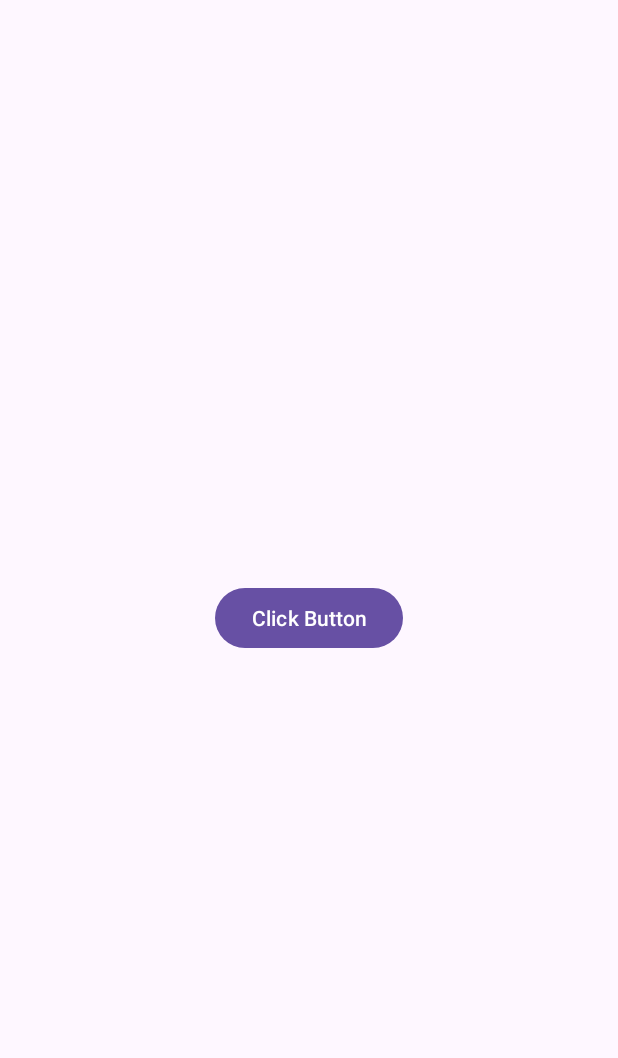
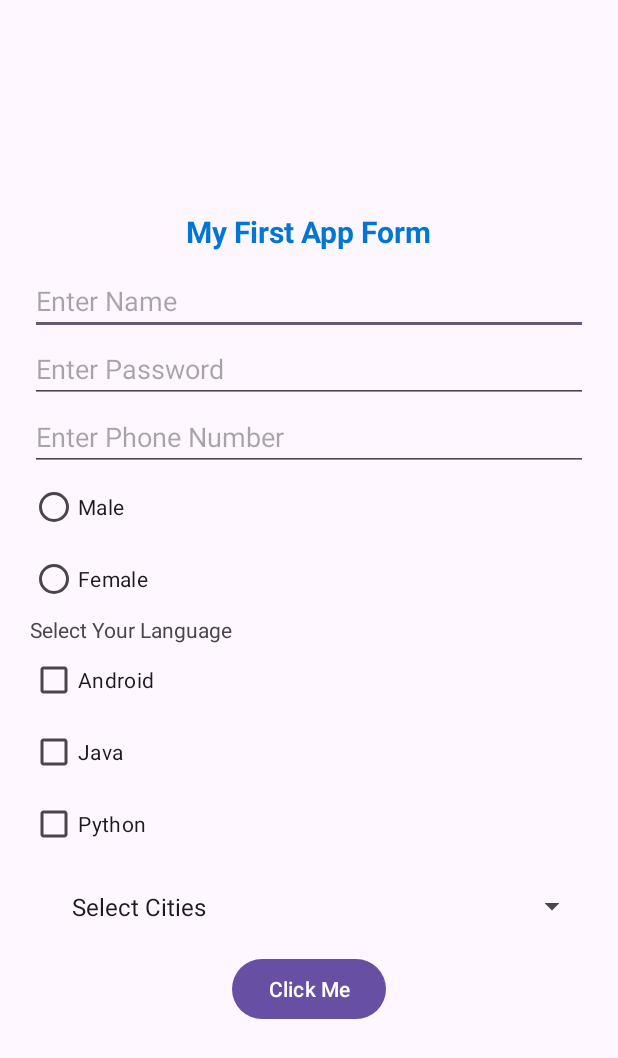
Before and after one commit to Sri-Akshat5/AndroidUIwidgets, an Android app: the screen it shows after launch (CustomToast before the commit, MyForm after it), on a phone screen of 412 x 824 dp. Shown: the top 1058 px of the screen. Run offline under Robolectric (Android 15) with nearby library versions, the phone set to English and light mode, and no system bars.

Commit message:
This is my third commit

```diff
--- a/app/src/main/AndroidManifest.xml
+++ b/app/src/main/AndroidManifest.xml
@@ -13,7 +13,7 @@
         android:theme="@style/Theme.AndroidUIWidgets"
         tools:targetApi="31">
         <activity
-            android:name=".CustomToast"
+            android:name=".MyForm"
             android:exported="true">
             <intent-filter>
                 <action android:name="android.intent.action.MAIN" />
@@ -22,10 +22,13 @@
             </intent-filter>
         </activity>
         <activity
-            android:name=".ButtonClickEventOne"
+            android:name=".CustomToast"
             android:exported="false">
 
         </activity>
+        <activity
+            android:name=".ButtonClickEventOne"
+            android:exported="false"></activity>
     </application>
 
 </manifest>
--- a/app/src/main/java/com/example/androiduiwidgets/CustomToast.java
+++ b/app/src/main/java/com/example/androiduiwidgets/CustomToast.java
@@ -15,16 +15,7 @@ public class CustomToast extends AppCompatActivity {
         setContentView(R.layout.activity_custom_toast);
     }
 
-    public void opentoast(View view){
-        LayoutInflater lf = getLayoutInflater();
 
-        android.view.View layout = lf.inflate(R.layout.layoutcustomtoastdesign,findViewById(R.id.cst_toast));
 
-        Toast t = new Toast(getApplicationContext());
-       // t.setGravity(Gravity.CENTER);
-        t.setDuration(Toast.LENGTH_LONG);
-        t.setView(layout);
-        t.show();
 
-    }
 }
--- /dev/null
+++ b/app/src/main/java/com/example/androiduiwidgets/MyForm.java
@@ -0,0 +1,70 @@
+package com.example.androiduiwidgets;
+
+import androidx.appcompat.app.AppCompatActivity;
+
+import android.os.Bundle;
+import android.view.View;
+import android.widget.CheckBox;
+import android.widget.EditText;
+import android.widget.RadioButton;
+import android.widget.Spinner;
+import android.widget.Toast;
+
+public class MyForm extends AppCompatActivity {
+
+    EditText et_form1, et_pass, et_phone;
+    RadioButton eb_male, eb_Female;
+    CheckBox cb_Android, cb_Java, cb_Python;
+    Spinner sp_cities;
+    @Override
+    protected void onCreate(Bundle savedInstanceState) {
+        super.onCreate(savedInstanceState);
+        setContentView(R.layout.activity_my_form);
+
+        et_form1=(EditText) findViewById(R.id.et_form1);
+        et_pass=(EditText) findViewById(R.id.et_pass);
+        et_phone=(EditText)  findViewById(R.id.et_phone);
+
+        eb_male=(RadioButton) findViewById(R.id.eb_male);
+        eb_Female=(RadioButton) findViewById(R.id.eb_Female);
+
+        cb_Android=(CheckBox) findViewById(R.id.cb_Android);
+        cb_Java=(CheckBox) findViewById(R.id.cb_Java);
+        cb_Python=(CheckBox) findViewById(R.id.cb_Python);
+
+        sp_cities=(Spinner) findViewById(R.id.sp_cities);    }
+
+    public void getAllValues(View view){
+
+        String name = et_form1.getText().toString();
+        String pass = et_pass.getText().toString();
+        String phone = et_phone.getText().toString();
+
+        String gender = "";
+        if(eb_male.isChecked()){
+            gender=eb_male.getText().toString();
+        }
+        if(eb_Female.isChecked()){
+            gender=eb_Female.getText().toString();
+        }
+
+
+        String interest = "";
+        if(cb_Android.isChecked()){
+            interest+=cb_Android.getText().toString();
+
+        }
+        if(cb_Java.isChecked()){
+            interest+=cb_Java.getText().toString();
+
+        }
+        if(cb_Python.isChecked()){
+            interest+=cb_Python.getText().toString();
+
+        }
+
+        String city = sp_cities.getSelectedItem().toString();
+        String res= name + phone + pass + gender + interest + city;
+        Toast.makeText(this, res, Toast.LENGTH_SHORT).show();
+    }
+}
--- /dev/null
+++ b/app/src/main/res/layout/activity_my_form.xml
@@ -0,0 +1,102 @@
+<?xml version="1.0" encoding="utf-8"?>
+<LinearLayout xmlns:android="http://schemas.android.com/apk/res/android"
+    xmlns:app="http://schemas.android.com/apk/res-auto"
+    xmlns:tools="http://schemas.android.com/tools"
+    android:layout_width="match_parent"
+    android:layout_height="match_parent"
+    tools:context=".MyForm"
+    android:orientation="vertical"
+    android:gravity="center"
+    android:padding="20dp"
+    >
+
+
+    <TextView
+        android:layout_width="wrap_content"
+        android:layout_height="wrap_content"
+        android:gravity="top"
+        android:paddingBottom="10dp"
+        android:text="My First App Form"
+        android:textColor="@color/toastbg"
+        android:textSize="20dp"
+        android:textStyle="bold"></TextView>
+
+    <EditText
+        android:id="@+id/et_form1"
+        android:layout_width="match_parent"
+        android:layout_height="wrap_content"
+        android:hint="Enter Name">
+
+    </EditText>
+    <EditText
+        android:id="@+id/et_pass"
+        android:layout_width="match_parent"
+        android:layout_height="wrap_content"
+        android:inputType="textPassword"
+        android:hint="Enter Password"></EditText>
+
+    <EditText
+        android:layout_width="match_parent"
+        android:layout_height="wrap_content"
+        android:id="@+id/et_phone"
+        android:hint="Enter Phone Number"
+        android:inputType="phone"></EditText>
+
+        <RadioGroup
+            android:layout_width="match_parent"
+            android:layout_height="wrap_content">
+
+            <RadioButton
+                android:id="@+id/eb_male"
+                android:layout_width="170dp"
+                android:layout_height="wrap_content"
+                android:text="Male"></RadioButton>
+
+            <RadioButton
+                android:id="@+id/eb_Female"
+                android:layout_width="170dp"
+                android:layout_height="match_parent"
+                android:text="Female">
+
+            </RadioButton>
+        </RadioGroup>
+
+    <TextView
+        android:layout_width="match_parent"
+        android:layout_height="wrap_content"
+        android:text="Select Your Language">
+    </TextView>
+
+    <CheckBox
+        android:layout_width="match_parent"
+        android:layout_height="wrap_content"
+        android:id="@+id/cb_Android"
+        android:text="Android"></CheckBox>
+
+    <CheckBox
+        android:layout_width="match_parent"
+        android:layout_height="wrap_content"
+        android:id="@+id/cb_Java"
+        android:text="Java"></CheckBox>
+
+    <CheckBox
+        android:layout_width="match_parent"
+        android:layout_height="wrap_content"
+        android:id="@+id/cb_Python"
+        android:text="Python"></CheckBox>
+
+<Spinner
+    android:layout_width="match_parent"
+    android:layout_height="wrap_content"
+    android:id="@+id/sp_cities"
+    android:entries="@array/cities"
+    android:padding="20dp"></Spinner>
+
+    <Button
+        android:layout_width="wrap_content"
+        android:layout_height="wrap_content"
+        android:onClick="getAllValues"
+        android:text="Click Me"></Button>
+
+
+</LinearLayout>
--- a/app/src/main/res/values/colors.xml
+++ b/app/src/main/res/values/colors.xml
@@ -2,5 +2,6 @@
 <resources>
     <color name="black">#FF000000</color>
     <color name="white">#FFFFFFFF</color>
-    <color name="toastbg">#92CEFD</color>
+    <color name="toastbg">#0176D3</color>
+
 </resources>
--- a/app/src/main/res/values/strings.xml
+++ b/app/src/main/res/values/strings.xml
@@ -1,3 +1,10 @@
 <resources>
     <string name="app_name">AndroidUIWidgets</string>
+
+    <string-array name="cities">
+        <item>Select Cities</item>
+        <item>Allahabad</item>
+        <item>Noida</item>
+        <item>Delhi</item>
+    </string-array>
 </resources>
```
